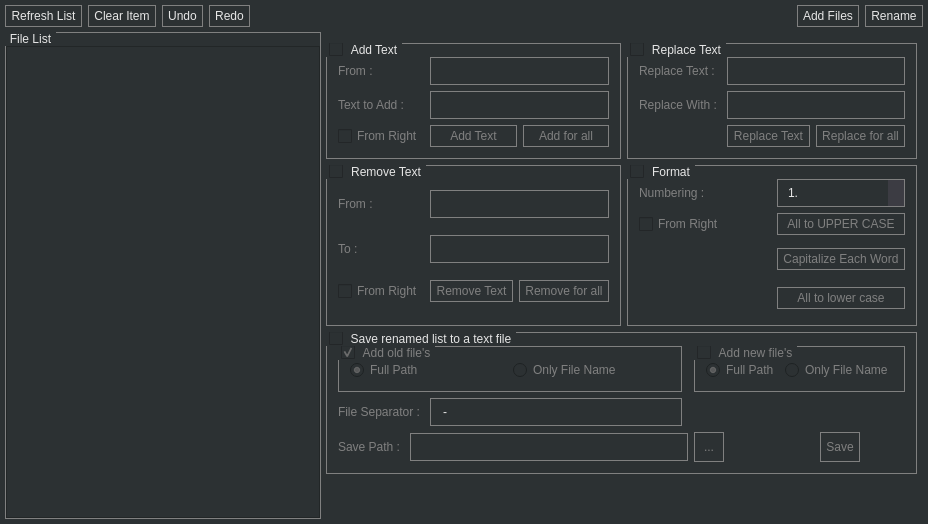
Above: app/corerenamer/corerenamer.ui from rahmanshaber/corebox before the change. Below: the same form after it.
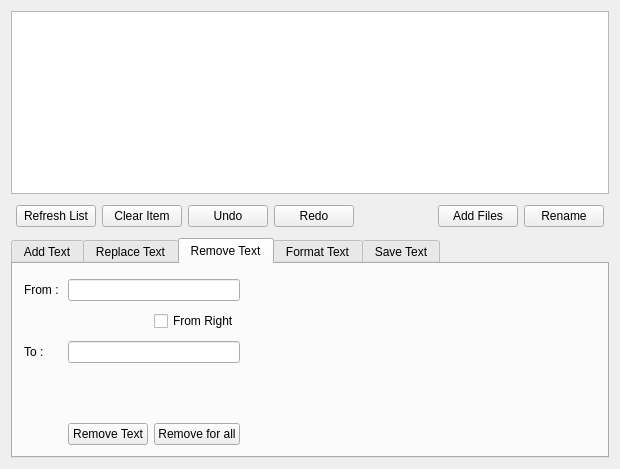
That is the form after the change. The open tabs and pages were chosen to show the change. Icons and pictures are not drawn.

```diff
--- a/app/corerenamer/corerenamer.ui
+++ b/app/corerenamer/corerenamer.ui
@@ -6,8 +6,8 @@
    <rect>
     <x>0</x>
     <y>0</y>
-    <width>928</width>
-    <height>524</height>
+    <width>620</width>
+    <height>469</height>
    </rect>
   </property>
   <property name="windowTitle">
@@ -18,118 +18,71 @@
     <normaloff>:/icons/CoreRenemer.svg</normaloff>:/icons/CoreRenemer.svg</iconset>
   </property>
   <property name="styleSheet">
-   <string notr="true">QWidget{
-background-color: #2C3133;
-color:#E6E6E6; 
-}
-
-QPushButton{
-   border: 1px solid gray; 
-   padding: 3px 5px 3px 5px;
-}
-
-QPushButton:hover {
-   background-color: #308CC6;
-   border: 1px gray;
-}
-
-.QPushButton:!enabled {
-	color: gray;
-	border: 1px solid gray;
-}
-.QGroupBox:!enabled {
-	color: gray;
-	border: 1px solid gray;
-}
-.QCheckBox:!enabled {
-	color: gray;
-}
-.QRadioButton:!enabled {
-	color: gray;
-}
-.QLabel:!enabled {
-	color: gray;
-}
-
-QGroupBox {
-    background-color: #2C3133;
-    border: 1px solid gray;
-    margin-top: 1ex; /* leave space at the top for the title */
-}
-
-QGroupBox::title {
-    subcontrol-origin: margin;
-    subcontrol-position: top left; /* position at the top center */
-    padding: 0 3px;
-    background-color: #2C3133;
-}
-
-QComboBox {
-    border: 1px solid gray;
-    padding: 5px 5px 5px 10px;
-}
-
-QComboBox QAbstractItemView {
-    background-color: #363941;
-    border: 1px solid #363941;
-    color: #ffffff;
-    selection-background-color: #1268A4;
-}
-
-QComboBox::drop-down {
-    background-color: #3C3C43;
-}
-
-QComboBox::down-arrow {
-    image: url();
-}
-
-QComboBox:focus{
-    border:1px solid #C2C2C2;
-}
-
-QScrollBar::groove:vertical {
-    background: red;
-    position: absolute;
-    left: 4px; right: 4px;
-}
+   <string notr="true"/>
+  </property>
+  <layout class="QVBoxLayout" name="verticalLayout_6">
+   <item>
+    <widget class="QTableView" name="FLists">
+     <property name="styleSheet">
+      <string notr="true">QScrollBar:vertical {
+background-color: rgba( 0, 0, 0, 72% );
+max-width: 8px;
+border-radius: 4px;
+padding: 1px; }
 
 QScrollBar::handle:vertical {
-   background: #C0C0C0;
-   height:10px;
-}
-
-QScrollBar::add-page:vertical {
-    background: #363941;
-}
+background-color: silver;
+max-width: 6px;
+border-radius: 3px; }
 
 QScrollBar::sub-page:vertical {
-    background: #363941;
-}
+background-color: rgba( 0, 0, 0, 72% ); }
 
+QScrollBar::add-page:vertical {
+background-color: rgba( 0, 0, 0, 72% ); }
 
-QLineEdit{
-    border: 1px solid gray;
-    padding: 5px 5px 5px 10px;
-}</string>
-  </property>
-  <layout class="QGridLayout" name="gridLayout_7">
-   <property name="leftMargin">
-    <number>0</number>
-   </property>
-   <property name="topMargin">
-    <number>0</number>
-   </property>
-   <property name="rightMargin">
-    <number>0</number>
-   </property>
-   <property name="bottomMargin">
-    <number>0</number>
-   </property>
-   <property name="spacing">
-    <number>0</number>
-   </property>
-   <item row="0" column="0" colspan="2">
+QScrollBar::add-line:vertical, 
+QScrollBar::sub-line:vertical {
+width: 0px; height: 0px; }
+
+</string>
+     </property>
+     <property name="editTriggers">
+      <set>QAbstractItemView::NoEditTriggers</set>
+     </property>
+     <property name="showDropIndicator" stdset="0">
+      <bool>false</bool>
+     </property>
+     <property name="selectionMode">
+      <enum>QAbstractItemView::ExtendedSelection</enum>
+     </property>
+     <property name="selectionBehavior">
+      <enum>QAbstractItemView::SelectRows</enum>
+     </property>
+     <property name="showGrid">
+      <bool>false</bool>
+     </property>
+     <property name="gridStyle">
+      <enum>Qt::DotLine</enum>
+     </property>
+     <property name="sortingEnabled">
+      <bool>true</bool>
+     </property>
+     <property name="cornerButtonEnabled">
+      <bool>false</bool>
+     </property>
+     <attribute name="horizontalHeaderHighlightSections">
+      <bool>false</bool>
+     </attribute>
+     <attribute name="verticalHeaderVisible">
+      <bool>false</bool>
+     </attribute>
+     <attribute name="verticalHeaderHighlightSections">
+      <bool>false</bool>
+     </attribute>
+    </widget>
+   </item>
+   <item>
     <widget class="QFrame" name="frame_00">
      <property name="maximumSize">
       <size>
@@ -208,136 +161,29 @@
      </layout>
     </widget>
    </item>
-   <item row="1" column="0">
-    <widget class="QFrame" name="gSelectedFiles">
+   <item>
+    <widget class="QTabWidget" name="tabWidget">
      <property name="sizePolicy">
       <sizepolicy hsizetype="Expanding" vsizetype="Preferred">
        <horstretch>0</horstretch>
        <verstretch>0</verstretch>
       </sizepolicy>
      </property>
-     <layout class="QVBoxLayout" name="verticalLayout_5">
-      <property name="spacing">
-       <number>2</number>
-      </property>
-      <property name="leftMargin">
-       <number>5</number>
-      </property>
-      <property name="topMargin">
-       <number>0</number>
-      </property>
-      <property name="rightMargin">
-       <number>0</number>
-      </property>
-      <property name="bottomMargin">
-       <number>5</number>
-      </property>
-      <item>
-       <widget class="QGroupBox" name="groupBox">
-        <property name="minimumSize">
-         <size>
-          <width>300</width>
-          <height>0</height>
-         </size>
-        </property>
-        <property name="title">
-         <string>File List</string>
-        </property>
-        <layout class="QVBoxLayout" name="verticalLayout">
-         <property name="spacing">
-          <number>0</number>
-         </property>
-         <property name="leftMargin">
-          <number>0</number>
-         </property>
-         <property name="topMargin">
-          <number>13</number>
-         </property>
-         <property name="rightMargin">
-          <number>0</number>
-         </property>
-         <property name="bottomMargin">
-          <number>0</number>
-         </property>
-         <item>
-          <widget class="QTableView" name="FLists">
-           <property name="selectionMode">
-            <enum>QAbstractItemView::ExtendedSelection</enum>
-           </property>
-           <property name="selectionBehavior">
-            <enum>QAbstractItemView::SelectRows</enum>
-           </property>
-           <property name="showGrid">
-            <bool>false</bool>
-           </property>
-           <property name="gridStyle">
-            <enum>Qt::DotLine</enum>
-           </property>
-           <property name="sortingEnabled">
-            <bool>true</bool>
-           </property>
-           <property name="cornerButtonEnabled">
-            <bool>false</bool>
-           </property>
-           <attribute name="horizontalHeaderHighlightSections">
-            <bool>false</bool>
-           </attribute>
-           <attribute name="verticalHeaderVisible">
-            <bool>false</bool>
-           </attribute>
-           <attribute name="verticalHeaderHighlightSections">
-            <bool>false</bool>
-           </attribute>
-          </widget>
-         </item>
-        </layout>
-       </widget>
-      </item>
-     </layout>
-    </widget>
-   </item>
-   <item row="1" column="1">
-    <widget class="QFrame" name="frame_01">
-     <layout class="QGridLayout" name="gridLayout_6">
-      <property name="leftMargin">
-       <number>5</number>
-      </property>
-      <property name="bottomMargin">
-       <number>5</number>
-      </property>
-      <item row="0" column="0">
-       <widget class="QGroupBox" name="gAddText">
-        <property name="title">
+     <property name="currentIndex">
+      <number>4</number>
+     </property>
+     <widget class="QWidget" name="tab">
+      <attribute name="title">
          <string>Add Text</string>
-        </property>
-        <property name="checkable">
-         <bool>true</bool>
-        </property>
-        <property name="checked">
-         <bool>false</bool>
-        </property>
+      </attribute>
         <layout class="QGridLayout" name="gridLayout_4">
          <property name="topMargin">
-          <number>13</number>
-         </property>
-         <item row="0" column="0">
-          <widget class="QLabel" name="ladtcpos">
-           <property name="text">
-            <string>From : </string>
-           </property>
-          </widget>
-         </item>
+        <number>15</number>
+       </property>
          <item row="0" column="1" colspan="2">
           <widget class="QLineEdit" name="addTextCPos"/>
          </item>
-         <item row="1" column="0">
-          <widget class="QLabel" name="ladtentert">
-           <property name="text">
-            <string>Text to Add : </string>
-           </property>
-          </widget>
-         </item>
-         <item row="1" column="1" colspan="2">
+       <item row="2" column="1" rowspan="2" colspan="2">
           <widget class="QLineEdit" name="addTextEnter">
            <property name="inputMask">
             <string/>
@@ -353,21 +199,60 @@
            </property>
           </widget>
          </item>
-         <item row="2" column="2">
-          <widget class="QPushButton" name="addTextAllbtn">
+       <item row="0" column="0">
+        <widget class="QLabel" name="ladtcpos">
            <property name="text">
-            <string>Add for all</string>
+          <string>From : </string>
            </property>
           </widget>
          </item>
-         <item row="2" column="1">
+       <item row="3" column="0">
+        <widget class="QLabel" name="ladtentert">
+         <property name="text">
+          <string>Text to Add : </string>
+         </property>
+        </widget>
+       </item>
+       <item row="3" column="3" rowspan="2">
+        <spacer name="horizontalSpacer_5">
+         <property name="orientation">
+          <enum>Qt::Horizontal</enum>
+         </property>
+         <property name="sizeHint" stdset="0">
+          <size>
+           <width>365</width>
+           <height>20</height>
+          </size>
+         </property>
+        </spacer>
+       </item>
+       <item row="5" column="1">
+        <spacer name="verticalSpacer_5">
+         <property name="orientation">
+          <enum>Qt::Vertical</enum>
+         </property>
+         <property name="sizeHint" stdset="0">
+          <size>
+           <width>20</width>
+           <height>51</height>
+          </size>
+         </property>
+        </spacer>
+       </item>
+       <item row="6" column="2">
           <widget class="QPushButton" name="addTextbtn">
+         <property name="sizePolicy">
+          <sizepolicy hsizetype="Preferred" vsizetype="Fixed">
+           <horstretch>0</horstretch>
+           <verstretch>0</verstretch>
+          </sizepolicy>
+         </property>
            <property name="text">
             <string>Add Text</string>
            </property>
           </widget>
          </item>
-         <item row="2" column="0">
+       <item row="1" column="2">
           <widget class="QCheckBox" name="addFromR">
            <property name="text">
             <string>From Right</string>
@@ -376,23 +261,189 @@
          </item>
         </layout>
        </widget>
-      </item>
-      <item row="1" column="1">
-       <widget class="QGroupBox" name="gFormat">
-        <property name="title">
-         <string>Format</string>
-        </property>
-        <property name="checkable">
-         <bool>true</bool>
-        </property>
-        <property name="checked">
-         <bool>false</bool>
-        </property>
+     <widget class="QWidget" name="tab_2">
+      <attribute name="title">
+       <string>Replace Text</string>
+      </attribute>
+      <layout class="QGridLayout" name="gridLayout_5">
+       <item row="0" column="3" rowspan="5">
+        <spacer name="horizontalSpacer_2">
+         <property name="orientation">
+          <enum>Qt::Horizontal</enum>
+         </property>
+         <property name="sizeHint" stdset="0">
+          <size>
+           <width>321</width>
+           <height>158</height>
+          </size>
+         </property>
+        </spacer>
+       </item>
+       <item row="1" column="1" colspan="2">
+        <widget class="QLineEdit" name="replaceTextText"/>
+       </item>
+       <item row="2" column="0">
+        <widget class="QLabel" name="lrptrw">
+         <property name="text">
+          <string>Replace With : </string>
+         </property>
+        </widget>
+       </item>
+       <item row="2" column="1" colspan="2">
+        <widget class="QLineEdit" name="replaceTextWith"/>
+       </item>
+       <item row="3" column="1">
+        <spacer name="verticalSpacer_4">
+         <property name="orientation">
+          <enum>Qt::Vertical</enum>
+         </property>
+         <property name="sizeHint" stdset="0">
+          <size>
+           <width>20</width>
+           <height>87</height>
+          </size>
+         </property>
+        </spacer>
+       </item>
+       <item row="4" column="1">
+        <widget class="QPushButton" name="replaceTextbtn">
+         <property name="text">
+          <string>Replace Text</string>
+         </property>
+        </widget>
+       </item>
+       <item row="4" column="2">
+        <widget class="QPushButton" name="replaceTextAllbtn">
+         <property name="text">
+          <string>Replace for all</string>
+         </property>
+        </widget>
+       </item>
+       <item row="1" column="0">
+        <widget class="QLabel" name="lrptrt">
+         <property name="text">
+          <string>Replace Text : </string>
+         </property>
+        </widget>
+       </item>
+      </layout>
+     </widget>
+     <widget class="QWidget" name="tab_3">
+      <attribute name="title">
+       <string>Remove Text</string>
+      </attribute>
+      <layout class="QGridLayout" name="gridLayout_3">
+       <property name="topMargin">
+        <number>15</number>
+       </property>
+       <property name="verticalSpacing">
+        <number>10</number>
+       </property>
+       <item row="5" column="2">
+        <widget class="QPushButton" name="removeTextAllbtn">
+         <property name="text">
+          <string>Remove for all</string>
+         </property>
+        </widget>
+       </item>
+       <item row="4" column="1" colspan="2">
+        <spacer name="verticalSpacer_3">
+         <property name="orientation">
+          <enum>Qt::Vertical</enum>
+         </property>
+         <property name="sizeHint" stdset="0">
+          <size>
+           <width>20</width>
+           <height>39</height>
+          </size>
+         </property>
+        </spacer>
+       </item>
+       <item row="2" column="0">
+        <widget class="QLabel" name="lrmtccount">
+         <property name="text">
+          <string>To : </string>
+         </property>
+        </widget>
+       </item>
+       <item row="5" column="1">
+        <widget class="QPushButton" name="removeTextTextbtn">
+         <property name="text">
+          <string>Remove Text</string>
+         </property>
+        </widget>
+       </item>
+       <item row="2" column="3">
+        <spacer name="horizontalSpacer_4">
+         <property name="orientation">
+          <enum>Qt::Horizontal</enum>
+         </property>
+         <property name="sizeHint" stdset="0">
+          <size>
+           <width>362</width>
+           <height>20</height>
+          </size>
+         </property>
+        </spacer>
+       </item>
+       <item row="0" column="1" colspan="2">
+        <widget class="QLineEdit" name="removeTextCPos"/>
+       </item>
+       <item row="0" column="0">
+        <widget class="QLabel" name="lrmtcpos">
+         <property name="text">
+          <string>From : </string>
+         </property>
+        </widget>
+       </item>
+       <item row="2" column="1" colspan="2">
+        <widget class="QLineEdit" name="removeTextCCount"/>
+       </item>
+       <item row="1" column="2">
+        <widget class="QCheckBox" name="remFromR">
+         <property name="text">
+          <string>From Right</string>
+         </property>
+        </widget>
+       </item>
+      </layout>
+     </widget>
+     <widget class="QWidget" name="tab_4">
+      <attribute name="title">
+       <string>Format Text</string>
+      </attribute>
         <layout class="QGridLayout" name="gridLayout">
          <property name="topMargin">
-          <number>13</number>
-         </property>
-         <item row="3" column="2">
+        <number>15</number>
+       </property>
+       <property name="horizontalSpacing">
+        <number>5</number>
+       </property>
+       <property name="verticalSpacing">
+        <number>10</number>
+       </property>
+       <item row="0" column="0">
+        <widget class="QLabel" name="lformat">
+         <property name="text">
+          <string>Numbering : </string>
+         </property>
+        </widget>
+       </item>
+       <item row="1" column="0" colspan="2">
+        <widget class="QPushButton" name="lowerCase">
+         <property name="text">
+          <string>All to lower case</string>
+         </property>
+        </widget>
+       </item>
+       <item row="1" column="2">
+        <widget class="QPushButton" name="capitalEach">
+         <property name="text">
+          <string>Capitalize Each Word</string>
+         </property>
+        </widget>
+       </item>
+       <item row="1" column="3">
           <widget class="QPushButton" name="upperCase">
            <property name="layoutDirection">
             <enum>Qt::LeftToRight</enum>
@@ -402,6 +453,39 @@
            </property>
           </widget>
          </item>
+       <item row="1" column="4">
+        <spacer name="horizontalSpacer_3">
+         <property name="orientation">
+          <enum>Qt::Horizontal</enum>
+         </property>
+         <property name="sizeHint" stdset="0">
+          <size>
+           <width>237</width>
+           <height>20</height>
+          </size>
+         </property>
+        </spacer>
+       </item>
+       <item row="2" column="3">
+        <widget class="QCheckBox" name="numFromR">
+         <property name="text">
+          <string>From Right</string>
+         </property>
+        </widget>
+       </item>
+       <item row="3" column="3">
+        <spacer name="verticalSpacer_2">
+         <property name="orientation">
+          <enum>Qt::Vertical</enum>
+         </property>
+         <property name="sizeHint" stdset="0">
+          <size>
+           <width>20</width>
+           <height>71</height>
+          </size>
+         </property>
+        </spacer>
+       </item>
          <item row="0" column="2">
           <widget class="QComboBox" name="formatc">
            <item>
@@ -436,72 +520,55 @@
            </item>
           </widget>
          </item>
-         <item row="0" column="1">
-          <widget class="QLabel" name="lformat">
-           <property name="text">
-            <string>Numbering : </string>
-           </property>
-          </widget>
-         </item>
-         <item row="4" column="2">
-          <widget class="QPushButton" name="capitalEach">
-           <property name="text">
-            <string>Capitalize Each Word</string>
-           </property>
-          </widget>
-         </item>
-         <item row="5" column="2">
-          <widget class="QPushButton" name="lowerCase">
-           <property name="text">
-            <string>All to lower case</string>
-           </property>
-          </widget>
-         </item>
-         <item row="4" column="1" rowspan="2">
-          <spacer name="spacer_04">
-           <property name="orientation">
-            <enum>Qt::Horizontal</enum>
-           </property>
-           <property name="sizeHint" stdset="0">
-            <size>
-             <width>125</width>
-             <height>73</height>
-            </size>
-           </property>
-          </spacer>
-         </item>
-         <item row="3" column="1">
-          <widget class="QCheckBox" name="numFromR">
-           <property name="text">
-            <string>From Right</string>
-           </property>
-          </widget>
-         </item>
-        </layout>
-       </widget>
-      </item>
-      <item row="2" column="0" colspan="2">
-       <widget class="QGroupBox" name="gRenamed">
-        <property name="styleSheet">
-         <string notr="true"/>
-        </property>
+      </layout>
+     </widget>
+     <widget class="QWidget" name="tab_5">
+      <attribute name="title">
+       <string>Save Text</string>
+      </attribute>
+      <layout class="QGridLayout" name="gridLayout_6">
+       <property name="topMargin">
+        <number>15</number>
+       </property>
+       <item row="0" column="0">
+        <widget class="QGroupBox" name="gAddOldFileName">
         <property name="title">
-         <string>Save renamed list to a text file</string>
-        </property>
-        <property name="alignment">
-         <set>Qt::AlignLeading|Qt::AlignLeft|Qt::AlignVCenter</set>
-        </property>
-        <property name="checkable">
-         <bool>true</bool>
-        </property>
-        <property name="checked">
+          <string>Add old file's</string>
+         </property>
+         <property name="flat">
          <bool>false</bool>
         </property>
-        <layout class="QGridLayout" name="gridLayout_2">
+         <property name="checkable">
+          <bool>true</bool>
+         </property>
+         <property name="checked">
+          <bool>true</bool>
+         </property>
+         <layout class="QHBoxLayout" name="horizontalLayout">
          <property name="topMargin">
           <number>13</number>
          </property>
-         <item row="0" column="4" colspan="2">
+          <item>
+           <widget class="QRadioButton" name="addOldFull">
+            <property name="text">
+             <string>Full Path</string>
+            </property>
+            <property name="checked">
+             <bool>true</bool>
+            </property>
+           </widget>
+          </item>
+          <item>
+           <widget class="QRadioButton" name="addOldOnly">
+            <property name="text">
+             <string>Only File Name</string>
+            </property>
+           </widget>
+          </item>
+         </layout>
+        </widget>
+       </item>
+       <item row="0" column="1">
           <widget class="QGroupBox" name="gAddNewFileName">
            <property name="title">
             <string>Add new file's</string>
@@ -546,23 +613,29 @@
           </widget>
          </item>
          <item row="1" column="0" colspan="2">
+        <layout class="QGridLayout" name="gridLayout_2">
+         <item row="0" column="1" colspan="2">
+          <widget class="QLineEdit" name="separatorC">
+           <property name="text">
+            <string>-</string>
+           </property>
+          </widget>
+         </item>
+         <item row="0" column="0">
           <widget class="QLabel" name="lseparator">
            <property name="text">
             <string>File Separator : </string>
            </property>
           </widget>
          </item>
-         <item row="2" column="0">
+         <item row="1" column="0">
           <widget class="QLabel" name="lsavepath">
            <property name="text">
             <string>Save Path : </string>
            </property>
           </widget>
          </item>
-         <item row="2" column="1" colspan="3">
-          <widget class="QLineEdit" name="savePath"/>
-         </item>
-         <item row="2" column="4">
+         <item row="1" column="2">
           <widget class="QPushButton" name="browseSave">
            <property name="sizePolicy">
             <sizepolicy hsizetype="Fixed" vsizetype="Fixed">
@@ -572,8 +645,14 @@
            </property>
            <property name="minimumSize">
             <size>
+             <width>0</width>
+             <height>0</height>
+            </size>
+           </property>
+           <property name="maximumSize">
+            <size>
              <width>30</width>
-             <height>30</height>
+             <height>16777215</height>
             </size>
            </property>
            <property name="text">
@@ -581,7 +660,25 @@
            </property>
           </widget>
          </item>
-         <item row="2" column="5">
+         <item row="1" column="1">
+          <widget class="QLineEdit" name="savePath"/>
+         </item>
+        </layout>
+       </item>
+       <item row="2" column="0" colspan="2">
+        <spacer name="verticalSpacer">
+         <property name="orientation">
+          <enum>Qt::Vertical</enum>
+         </property>
+         <property name="sizeHint" stdset="0">
+          <size>
+           <width>20</width>
+           <height>39</height>
+          </size>
+         </property>
+        </spacer>
+       </item>
+       <item row="2" column="2">
           <widget class="QPushButton" name="saveRenamed">
            <property name="sizePolicy">
             <sizepolicy hsizetype="Fixed" vsizetype="Fixed">
@@ -603,179 +700,8 @@
            </property>
           </widget>
          </item>
-         <item row="0" column="0" colspan="3">
-          <widget class="QGroupBox" name="gAddOldFileName">
-           <property name="title">
-            <string>Add old file's</string>
-           </property>
-           <property name="flat">
-            <bool>false</bool>
-           </property>
-           <property name="checkable">
-            <bool>true</bool>
-           </property>
-           <property name="checked">
-            <bool>true</bool>
-           </property>
-           <layout class="QHBoxLayout" name="horizontalLayout">
-            <property name="topMargin">
-             <number>13</number>
-            </property>
-            <item>
-             <widget class="QRadioButton" name="addOldFull">
-              <property name="text">
-               <string>Full Path</string>
-              </property>
-              <property name="checked">
-               <bool>true</bool>
-              </property>
-             </widget>
-            </item>
-            <item>
-             <widget class="QRadioButton" name="addOldOnly">
-              <property name="text">
-               <string>Only File Name</string>
-              </property>
-             </widget>
-            </item>
-           </layout>
-          </widget>
-         </item>
-         <item row="1" column="2">
-          <widget class="QLineEdit" name="separatorC">
-           <property name="text">
-            <string>-</string>
-           </property>
-          </widget>
-         </item>
-        </layout>
-       </widget>
-      </item>
-      <item row="0" column="1">
-       <widget class="QGroupBox" name="gReplaceText">
-        <property name="title">
-         <string>Replace Text</string>
-        </property>
-        <property name="checkable">
-         <bool>true</bool>
-        </property>
-        <property name="checked">
-         <bool>false</bool>
-        </property>
-        <layout class="QGridLayout" name="gridLayout_5">
-         <property name="topMargin">
-          <number>13</number>
-         </property>
-         <item row="0" column="0">
-          <widget class="QLabel" name="lrptrt">
-           <property name="text">
-            <string>Replace Text : </string>
-           </property>
-          </widget>
-         </item>
-         <item row="0" column="1" colspan="2">
-          <widget class="QLineEdit" name="replaceTextText"/>
-         </item>
-         <item row="1" column="0">
-          <widget class="QLabel" name="lrptrw">
-           <property name="text">
-            <string>Replace With : </string>
-           </property>
-          </widget>
-         </item>
-         <item row="1" column="1" colspan="2">
-          <widget class="QLineEdit" name="replaceTextWith"/>
-         </item>
-         <item row="2" column="1">
-          <widget class="QPushButton" name="replaceTextbtn">
-           <property name="text">
-            <string>Replace Text</string>
-           </property>
-          </widget>
-         </item>
-         <item row="2" column="2">
-          <widget class="QPushButton" name="replaceTextAllbtn">
-           <property name="text">
-            <string>Replace for all</string>
-           </property>
-          </widget>
-         </item>
-        </layout>
-       </widget>
-      </item>
-      <item row="3" column="0" colspan="2">
-       <spacer name="verticalSpacer">
-        <property name="orientation">
-         <enum>Qt::Vertical</enum>
-        </property>
-        <property name="sizeHint" stdset="0">
-         <size>
-          <width>20</width>
-          <height>40</height>
-         </size>
-        </property>
-       </spacer>
-      </item>
-      <item row="1" column="0">
-       <widget class="QGroupBox" name="gRemoveText">
-        <property name="title">
-         <string>Remove Text</string>
-        </property>
-        <property name="checkable">
-         <bool>true</bool>
-        </property>
-        <property name="checked">
-         <bool>false</bool>
-        </property>
-        <layout class="QGridLayout" name="gridLayout_3">
-         <property name="topMargin">
-          <number>13</number>
-         </property>
-         <item row="2" column="0">
-          <widget class="QCheckBox" name="remFromR">
-           <property name="text">
-            <string>From Right</string>
-           </property>
-          </widget>
-         </item>
-         <item row="0" column="0">
-          <widget class="QLabel" name="lrmtcpos">
-           <property name="text">
-            <string>From : </string>
-           </property>
-          </widget>
-         </item>
-         <item row="0" column="2" colspan="2">
-          <widget class="QLineEdit" name="removeTextCPos"/>
-         </item>
-         <item row="1" column="0">
-          <widget class="QLabel" name="lrmtccount">
-           <property name="text">
-            <string>To : </string>
-           </property>
-          </widget>
-         </item>
-         <item row="1" column="2" colspan="2">
-          <widget class="QLineEdit" name="removeTextCCount"/>
-         </item>
-         <item row="2" column="2">
-          <widget class="QPushButton" name="removeTextTextbtn">
-           <property name="text">
-            <string>Remove Text</string>
-           </property>
-          </widget>
-         </item>
-         <item row="2" column="3">
-          <widget class="QPushButton" name="removeTextAllbtn">
-           <property name="text">
-            <string>Remove for all</string>
-           </property>
-          </widget>
-         </item>
-        </layout>
-       </widget>
-      </item>
-     </layout>
+      </layout>
+     </widget>
     </widget>
    </item>
   </layout>
```
Lines whose indentation alone changed are shown as unchanged.
